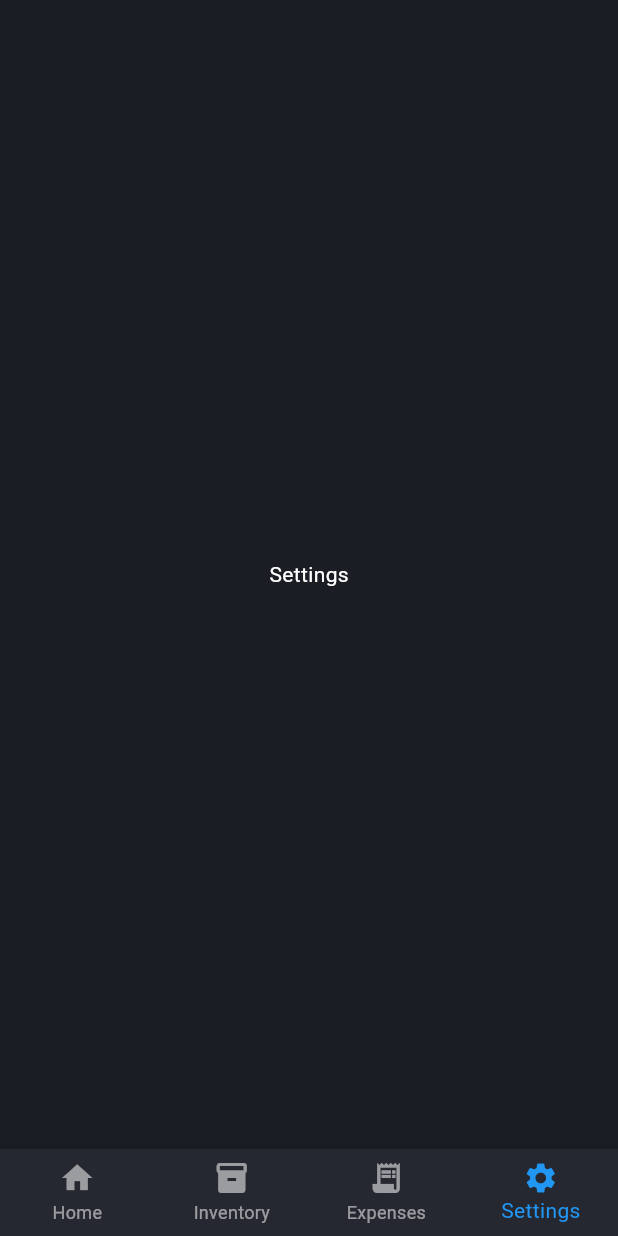
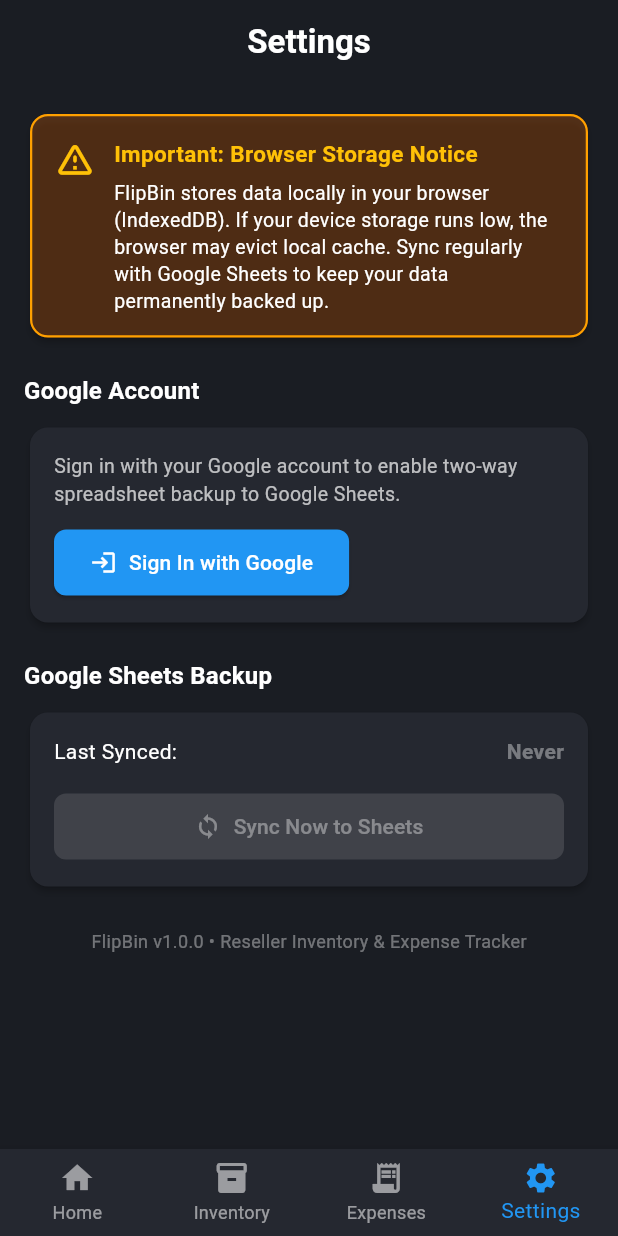
Before and after one commit to pixelbit78/flip-bin, a Flutter app: the screen it shows after launch, item 4 of the bottom bar chosen, on a phone screen of 412 x 824 dp. Run offline on Flutter 3.47's test engine with Material 3 defaults, Android fonts, the phone set to English and light mode, and no system bars; our stand-ins replace dio, drift, flutter_riverpod, go_router, google_sign_in; missing offline and left inert: googleapis, mobile_scanner; accounts and stored records are empty; generated files the repository leaves out were written again.

Commit message:
feat: add Google Sheets sync and settings screen

```diff
--- a/flipbin/lib/app/router.dart
+++ b/flipbin/lib/app/router.dart
@@ -8,6 +8,7 @@
 import 'package:flipbin/screens/inventory/item_detail_screen.dart';
 
 import 'package:flipbin/screens/scanner/scanner_screen.dart';
+import 'package:flipbin/screens/settings/settings_screen.dart';
 
 /// FlipBin router configuration with bottom navigation shell.
 class FlipBinRouter {
@@ -55,7 +56,7 @@
           ),
           GoRoute(
             path: '/settings',
-            builder: (context, state) => const _PlaceholderScreen(name: 'Settings'),
+            builder: (context, state) => const SettingsScreen(),
           ),
         ],
       ),
@@ -123,19 +124,3 @@
     );
   }
 }
-
-/// Placeholder screen used until real screens are implemented.
-class _PlaceholderScreen extends StatelessWidget {
-  const _PlaceholderScreen({required this.name});
-
-  final String name;
-
-  @override
-  Widget build(BuildContext context) {
-    return Scaffold(
-      body: Center(
-        child: Text(name),
-      ),
-    );
-  }
-}
--- /dev/null
+++ b/flipbin/lib/screens/settings/settings_screen.dart
@@ -0,0 +1,194 @@
+import 'package:flutter/material.dart';
+import 'package:flutter_riverpod/flutter_riverpod.dart';
+import 'package:intl/intl.dart';
+import 'package:flipbin/providers/sync_provider.dart';
+
+/// Settings screen for managing Google Sheets synchronization and cloud backup.
+class SettingsScreen extends ConsumerWidget {
+  const SettingsScreen({super.key});
+
+  @override
+  Widget build(BuildContext context, WidgetRef ref) {
+    final syncState = ref.watch(syncProvider);
+    final syncNotifier = ref.read(syncProvider.notifier);
+    final theme = Theme.of(context);
+    final dateFormat = DateFormat('yyyy-MM-dd HH:mm');
+
+    return Scaffold(
+      appBar: AppBar(
+        title: const Text('Settings', style: TextStyle(fontWeight: FontWeight.bold)),
+      ),
+      body: SingleChildScrollView(
+        padding: const EdgeInsets.all(16.0),
+        child: Column(
+          crossAxisAlignment: CrossAxisAlignment.stretch,
+          children: [
+            // Prominent Browser Storage Eviction Warning (Review Focus #2)
+            Card(
+              color: Colors.amber.shade900.withValues(alpha: 0.25),
+              shape: RoundedRectangleBorder(
+                borderRadius: BorderRadius.circular(12),
+                side: BorderSide(color: Colors.amber.shade700, width: 1.5),
+              ),
+              child: const Padding(
+                padding: EdgeInsets.all(16.0),
+                child: Row(
+                  crossAxisAlignment: CrossAxisAlignment.start,
+                  children: [
+                    Icon(Icons.warning_amber_rounded, color: Colors.amber, size: 28),
+                    SizedBox(width: 12),
+                    Expanded(
+                      child: Column(
+                        crossAxisAlignment: CrossAxisAlignment.start,
+                        children: [
+                          Text(
+                            'Important: Browser Storage Notice',
+                            style: TextStyle(
+                              fontWeight: FontWeight.bold,
+                              fontSize: 15,
+                              color: Colors.amber,
+                            ),
+                          ),
+                          SizedBox(height: 6),
+                          Text(
+                            'FlipBin stores data locally in your browser (IndexedDB). If your device storage runs low, the browser may evict local cache. Sync regularly with Google Sheets to keep your data permanently backed up.',
+                            style: TextStyle(fontSize: 13, height: 1.4),
+                          ),
+                        ],
+                      ),
+                    ),
+                  ],
+                ),
+              ),
+            ),
+
+            const SizedBox(height: 20),
+
+            // Google Account Section
+            Text(
+              'Google Account',
+              style: theme.textTheme.titleMedium?.copyWith(fontWeight: FontWeight.bold),
+            ),
+            const SizedBox(height: 8),
+            Card(
+              child: Padding(
+                padding: const EdgeInsets.all(16.0),
+                child: syncState.account != null
+                    ? Row(
+                        children: [
+                          const CircleAvatar(
+                            child: Icon(Icons.person),
+                          ),
+                          const SizedBox(width: 12),
+                          Expanded(
+                            child: Column(
+                              crossAxisAlignment: CrossAxisAlignment.start,
+                              children: [
+                                Text(
+                                  syncState.account!.displayName ?? 'Google User',
+                                  style: const TextStyle(fontWeight: FontWeight.bold),
+                                ),
+                                Text(
+                                  syncState.account!.email,
+                                  style: const TextStyle(color: Colors.white70, fontSize: 13),
+                                ),
+                              ],
+                            ),
+                          ),
+                          OutlinedButton(
+                            onPressed: () => syncNotifier.signOut(),
+                            child: const Text('Sign Out'),
+                          ),
+                        ],
+                      )
+                    : Column(
+                        crossAxisAlignment: CrossAxisAlignment.start,
+                        children: [
+                          const Text(
+                            'Sign in with your Google account to enable two-way spreadsheet backup to Google Sheets.',
+                            style: TextStyle(color: Colors.white70, fontSize: 13),
+                          ),
+                          const SizedBox(height: 12),
+                          ElevatedButton.icon(
+                            onPressed: () => syncNotifier.signIn(),
+                            icon: const Icon(Icons.login),
+                            label: const Text('Sign In with Google'),
+                          ),
+                        ],
+                      ),
+              ),
+            ),
+
+            const SizedBox(height: 20),
+
+            // Google Sheets Sync Section
+            Text(
+              'Google Sheets Backup',
+              style: theme.textTheme.titleMedium?.copyWith(fontWeight: FontWeight.bold),
+            ),
+            const SizedBox(height: 8),
+            Card(
+              child: Padding(
+                padding: const EdgeInsets.all(16.0),
+                child: Column(
+                  crossAxisAlignment: CrossAxisAlignment.stretch,
+                  children: [
+                    Row(
+                      mainAxisAlignment: MainAxisAlignment.spaceBetween,
+                      children: [
+                        const Text('Last Synced:'),
+                        Text(
+                          syncState.lastSyncedAt != null
+                              ? dateFormat.format(syncState.lastSyncedAt!)
+                              : 'Never',
+                          style: TextStyle(
+                            fontWeight: FontWeight.bold,
+                            color: syncState.lastSyncedAt != null
+                                ? Colors.greenAccent
+                                : Colors.white38,
+                          ),
+                        ),
+                      ],
+                    ),
+                    const SizedBox(height: 16),
+                    if (syncState.error != null)
+                      Padding(
+                        padding: const EdgeInsets.only(bottom: 12.0),
+                        child: Text(
+                          syncState.error!,
+                          style: const TextStyle(color: Colors.redAccent, fontSize: 13),
+                        ),
+                      ),
+                    ElevatedButton.icon(
+                      onPressed: syncState.isSyncing || syncState.account == null
+                          ? null
+                          : () => syncNotifier.sync(),
+                      icon: syncState.isSyncing
+                          ? const SizedBox(
+                              width: 16,
+                              height: 16,
+                              child: CircularProgressIndicator(strokeWidth: 2),
+                            )
+                          : const Icon(Icons.sync),
+                      label: Text(syncState.isSyncing ? 'Syncing...' : 'Sync Now to Sheets'),
+                    ),
+                  ],
+                ),
+              ),
+            ),
+
+            const SizedBox(height: 24),
+
+            // About section
+            const Center(
+              child: Text(
+                'FlipBin v1.0.0 • Reseller Inventory & Expense Tracker',
+                style: TextStyle(color: Colors.white38, fontSize: 12),
+              ),
+            ),
+          ],
+        ),
+      ),
+    );
+  }
+}
```
Also changed, not shown: flipbin/lib/providers/sync_provider.dart (added, +96 -0 lines), flipbin/lib/services/google_sheets_service.dart (added, +140 -0 lines), 1 other file.
